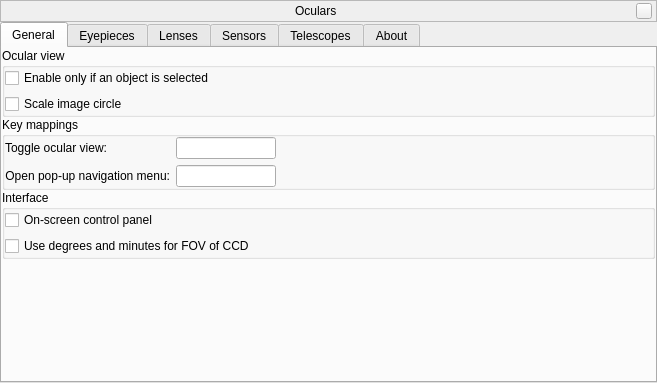
Old version of the form plugins/Oculars/src/gui/ocularDialog.ui in the repository 519984307/stellarium_src.
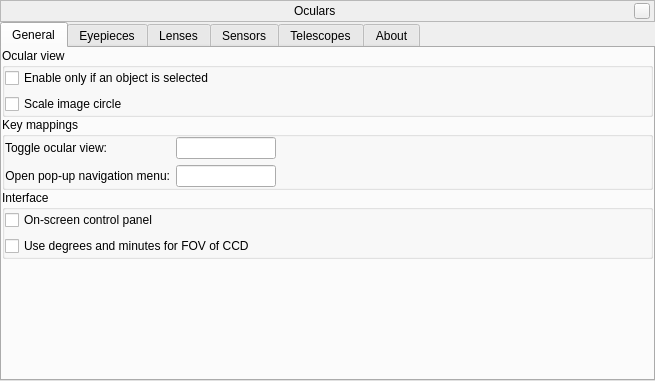
New version of the form. The open tabs and pages were chosen to show the change. Custom widgets are drawn as their Qt base class.

Commit message: update cmake scripts for plugins

Patch:
```diff
--- a/plugins/Oculars/src/gui/ocularDialog.ui
+++ b/plugins/Oculars/src/gui/ocularDialog.ui
@@ -6,8 +6,8 @@
    <rect>
     <x>0</x>
     <y>0</y>
-    <width>657</width>
-    <height>383</height>
+    <width>655</width>
+    <height>381</height>
    </rect>
   </property>
   <property name="sizePolicy">
```
Left out of the diff: 2 changed lines with no effect on the pictures. The commit also changes 2 other files.
